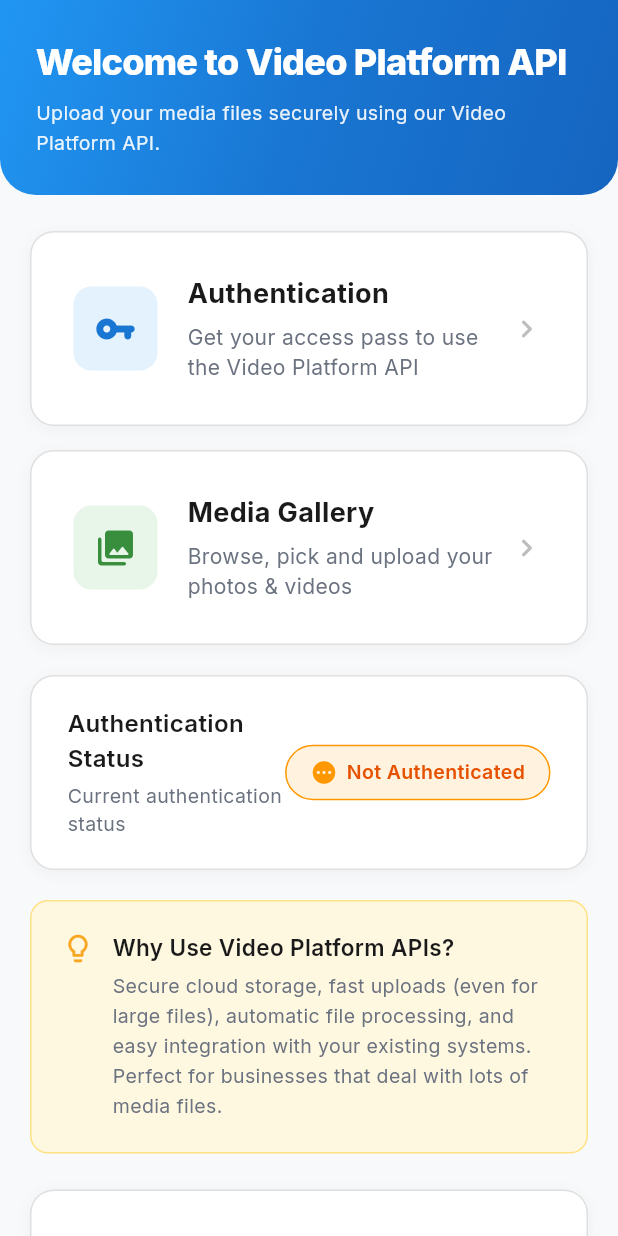
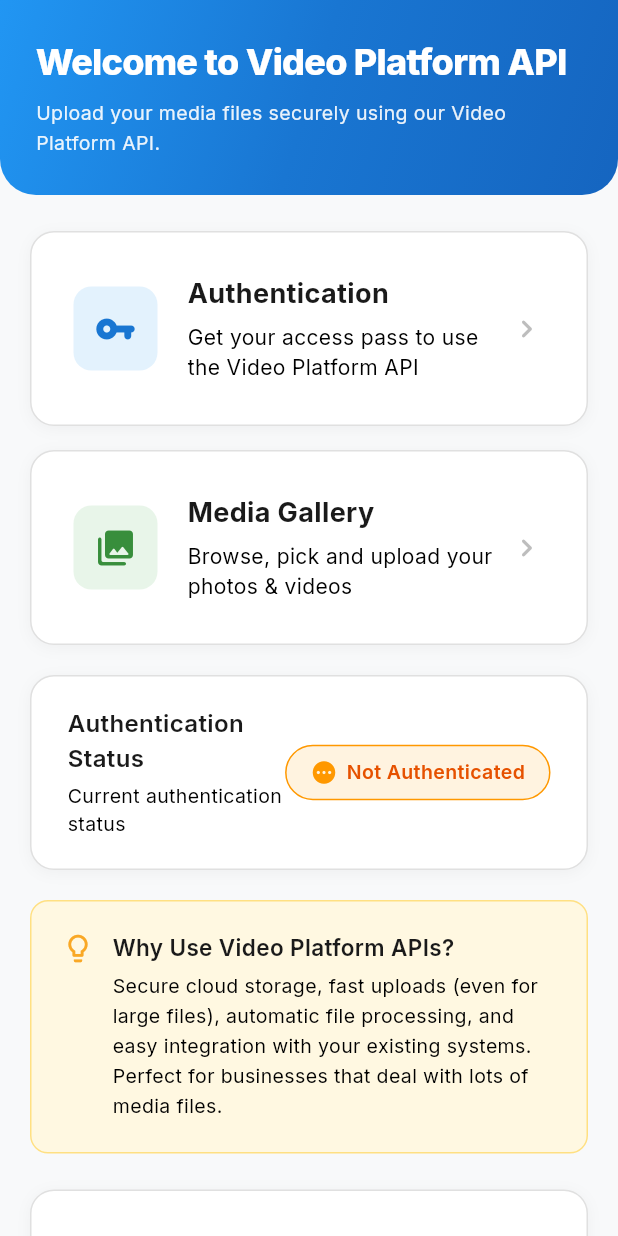
Before and after one commit to 5Exceptions-Mobile-Team/TruVideo__api, a Flutter app: the screen it shows after launch, on a phone screen of 412 x 824 dp. Run offline on Flutter 3.47's test engine with Material 3 defaults, Android fonts, the light colour scheme and no system bars; our stand-ins replace audioplayers, chewie, connectivity_plus, device_info_plus, dio, file_picker and 11 more; missing offline and left inert: dart:html, image_size_getter, video_compress, video_thumbnail; accounts and stored records are empty.

Commit message:
Initial version

```diff
--- a/lib/core/resourses/pallet.dart
+++ b/lib/core/resourses/pallet.dart
@@ -20,19 +20,28 @@ class Pallet {
   static const Color glassWhite = Color(0xE6FFFFFF); // 90% White for cards
   static const Color glassWhiteHigh = Color(0xF5FFFFFF); // 96% White
   static const Color glassBorder = Color(0x1A000000); // 10% Black border
-  static const Color glassWhiteLow = Color(0x80000000); // 50% Black for subtle backgrounds
+  static const Color glassWhiteLow = Color(
+    0x80000000,
+  ); // 50% Black for subtle backgrounds
 
   // Text Colors (High Contrast for Light Mode)
   static const Color textMain = Color(0xFF0F172A); // Slate 900
   static const Color textPrimary = textMain; // Alias for textMain
   static const Color textSecondary = Color(0xFF64748B); // Slate 500
+  static const Color textBlack = Colors.black;
   static const Color whiteColor = Colors.white;
   static const Color greyColor = Color(0xFF94A3B8); // Slate 400
 
   // Card and Surface Colors (with light tints)
-  static const Color cardBackground = Color(0xFFFAFBFC); // Very light blue-gray tint
-  static const Color cardBackgroundSubtle = Color(0xFFF5F7FA); // Light blue-gray
-  static const Color cardBackgroundAlt = Color(0xFFF8F9FB); // Alternative light tint
+  static const Color cardBackground = Color(
+    0xFFFAFBFC,
+  ); // Very light blue-gray tint
+  static const Color cardBackgroundSubtle = Color(
+    0xFFF5F7FA,
+  ); // Light blue-gray
+  static const Color cardBackgroundAlt = Color(
+    0xFFF8F9FB,
+  ); // Alternative light tint
   static const Color surfaceColor = Color(0xFFF1F5F9); // Slate 100
 
   // Functional
--- /dev/null
+++ b/lib/core/utils/app_text_styles.dart
@@ -0,0 +1,64 @@
+import 'package:flutter/material.dart';
+import 'package:google_fonts/google_fonts.dart';
+import 'package:media_upload_sample_app/core/resourses/pallet.dart';
+
+/// Common text styles for descriptive/explanation text throughout the app.
+/// All styles use black color (Pallet.textPrimary) instead of grey.
+class AppTextStyles {
+  AppTextStyles._(); // Private constructor to prevent instantiation
+
+  /// Extra small body text - fontSize 11
+  /// Used for very small descriptive text, helper text, tooltips
+  static TextStyle bodyExtraSmall({double? height, FontWeight? fontWeight}) {
+    return GoogleFonts.inter(
+      fontSize: 11,
+      color: Pallet.textBlack,
+      height: height,
+      fontWeight: fontWeight ?? FontWeight.normal,
+    );
+  }
+
+  /// Small body text - fontSize 12
+  /// Used for small descriptive text, captions, helper text
+  static TextStyle bodySmall({double? height, FontWeight? fontWeight}) {
+    return GoogleFonts.inter(
+      fontSize: 12,
+      color: Pallet.textBlack,
+      height: height,
+      fontWeight: fontWeight ?? FontWeight.normal,
+    );
+  }
+
+  /// Medium body text - fontSize 13
+  /// Used for standard descriptive text, explanations
+  static TextStyle bodyMedium({double? height, FontWeight? fontWeight}) {
+    return GoogleFonts.inter(
+      fontSize: 13,
+      color: Pallet.textBlack,
+      height: height,
+      fontWeight: fontWeight ?? FontWeight.normal,
+    );
+  }
+
+  /// Large body text - fontSize 14
+  /// Used for larger descriptive text, detailed explanations
+  static TextStyle bodyLarge({double? height, FontWeight? fontWeight}) {
+    return GoogleFonts.inter(
+      fontSize: 14,
+      color: Pallet.textBlack,
+      height: height,
+      fontWeight: fontWeight ?? FontWeight.normal,
+    );
+  }
+
+  /// Extra large body text - fontSize 15
+  /// Used for prominent descriptive text, main explanations
+  static TextStyle bodyXLarge({double? height, FontWeight? fontWeight}) {
+    return GoogleFonts.inter(
+      fontSize: 15,
+      color: Pallet.textBlack,
+      height: height,
+      fontWeight: fontWeight ?? FontWeight.normal,
+    );
+  }
+}
--- a/lib/features/gallery/widgets/media_container.dart
+++ b/lib/features/gallery/widgets/media_container.dart
@@ -260,14 +260,14 @@ class _MediaContainerState extends State<MediaContainer> {
                                 children: [
                                   Icon(
                                     _getTypeIcon(),
-                                    size: 12,
+                                    size: type == 'Document' ? 10 : 12,
                                     color: Colors.white,
                                   ),
                                   const SizedBox(width: 4),
                                   Text(
                                     type,
                                     style: GoogleFonts.inter(
-                                      fontSize: 11,
+                                      fontSize: type == 'Document' ? 10 : 11,
                                       fontWeight: FontWeight.w600,
                                       color: Colors.white,
                                     ),
--- a/lib/features/home/views/home_screen.dart
+++ b/lib/features/home/views/home_screen.dart
@@ -1,6 +1,7 @@
 import 'package:flutter/material.dart';
 import 'package:get/get.dart';
 import 'package:google_fonts/google_fonts.dart';
+import 'package:media_upload_sample_app/core/utils/app_text_styles.dart';
 import 'package:media_upload_sample_app/features/auth/views/auth_screen.dart';
 import 'package:media_upload_sample_app/features/common/widgets/authentication_required_dialog.dart';
 import 'package:media_upload_sample_app/features/gallery/views/gallery_screen.dart';
@@ -191,10 +192,7 @@ class _HomeScreenState extends State<HomeScreen> {
                   const SizedBox(height: 4),
                   Text(
                     'Current authentication status',
-                    style: GoogleFonts.inter(
-                      fontSize: 13,
-                      color: const Color(0xFF6B7280),
-                    ),
+                    style: AppTextStyles.bodyMedium(),
                   ),
                 ],
               ),
@@ -279,11 +277,7 @@ class _HomeScreenState extends State<HomeScreen> {
                 const SizedBox(height: 6),
                 Text(
                   'Secure cloud storage, fast uploads (even for large files), automatic file processing, and easy integration with your existing systems. Perfect for businesses that deal with lots of media files.',
-                  style: GoogleFonts.inter(
-                    fontSize: 13,
-                    color: const Color(0xFF6B7280),
-                    height: 1.5,
-                  ),
+                  style: AppTextStyles.bodyMedium(height: 1.5),
                 ),
               ],
             ),
@@ -399,11 +393,7 @@ class _HomeScreenState extends State<HomeScreen> {
                       isAuth
                           ? 'Get your access pass to use the Video Platform API'
                           : 'Browse, pick and upload your photos & videos',
-                      style: GoogleFonts.inter(
-                        fontSize: 14,
-                        color: const Color(0xFF6B7280),
-                        height: 1.4,
-                      ),
+                      style: AppTextStyles.bodyLarge(height: 1.4),
                     ),
                   ],
                 ),
@@ -469,11 +459,7 @@ class _HomeScreenState extends State<HomeScreen> {
             'This app demonstrates how the Video Platform API works for uploading media files to the cloud. '
             'Whether you\'re a business owner, developer, or just curious! '
             'Simply follow the steps below to experience how easy it is to securely upload and manage your media files.',
-            style: GoogleFonts.inter(
-              fontSize: 15,
-              color: const Color(0xFF6B7280),
-              height: 1.6,
-            ),
+            style: AppTextStyles.bodyXLarge(height: 1.6),
           ),
           const SizedBox(height: 28),
 
@@ -587,14 +573,7 @@ class _HomeScreenState extends State<HomeScreen> {
                 ),
               ),
               const SizedBox(height: 6),
-              Text(
-                description,
-                style: GoogleFonts.inter(
-                  fontSize: 14,
-                  color: const Color(0xFF343537),
-                  height: 1.5,
-                ),
-              ),
+              Text(description, style: AppTextStyles.bodyLarge(height: 1.5)),
             ],
           ),
         ),
--- a/lib/features/media_upload/widgets/file_details_container.dart
+++ b/lib/features/media_upload/widgets/file_details_container.dart
@@ -3,6 +3,7 @@ import 'package:flutter/material.dart';
 import 'package:get/get.dart';
 import 'package:google_fonts/google_fonts.dart';
 import 'package:media_upload_sample_app/core/resourses/pallet.dart';
+import 'package:media_upload_sample_app/core/utils/app_text_styles.dart';
 import 'package:media_upload_sample_app/core/services/web_media_storage_service.dart';
 import 'package:media_upload_sample_app/features/gallery/controller/gallery_controller.dart';
 import 'package:media_upload_sample_app/features/media_upload/controller/media_upload_controller.dart';
@@ -147,7 +148,7 @@ class FileDetailsContainer extends StatelessWidget {
           width: 80,
           child: Text(
             label,
-            style: GoogleFonts.inter(fontSize: 13, color: Pallet.textSecondary),
+            style: AppTextStyles.bodyMedium(),
           ),
         ),
         Expanded(
--- a/lib/features/media_upload/widgets/media_preview_section.dart
+++ b/lib/features/media_upload/widgets/media_preview_section.dart
@@ -4,6 +4,7 @@ import 'package:flutter/material.dart';
 import 'package:get/get.dart';
 import 'package:google_fonts/google_fonts.dart';
 import 'package:media_upload_sample_app/core/resourses/pallet.dart';
+import 'package:media_upload_sample_app/core/utils/app_text_styles.dart';
 import 'package:media_upload_sample_app/core/services/web_media_storage_service.dart';
 import 'package:media_upload_sample_app/features/gallery/controller/gallery_controller.dart';
 import 'package:media_upload_sample_app/features/media_upload/controller/media_upload_controller.dart';
@@ -441,10 +442,7 @@ class MediaPreviewSection extends StatelessWidget {
       children: [
         SizedBox(
           width: 80,
-          child: Text(
-            label,
-            style: GoogleFonts.inter(fontSize: 13, color: Pallet.textSecondary),
-          ),
+          child: Text(label, style: AppTextStyles.bodyMedium()),
         ),
         Expanded(
           child: Text(
--- a/lib/main.dart
+++ b/lib/main.dart
@@ -53,7 +53,7 @@ class MyApp extends StatelessWidget {
   Widget build(BuildContext context) {
     return GetMaterialApp(
       debugShowCheckedModeBanner: false,
-      title: 'Media Upload Sample App',
+      title: 'Video Platform Demo',
       theme: AppTheme.darkTheme,
       home: const SplashScreen(),
     );
--- a/pubspec.yaml
+++ b/pubspec.yaml
@@ -16,7 +16,7 @@ publish_to: 'none' # Remove this line if you wish to publish to pub.dev
 # https://developer.apple.com/library/archive/documentation/General/Reference/InfoPlistKeyReference/Articles/CoreFoundationKeys.html
 # In Windows, build-name is used as the major, minor, and patch parts
 # of the product and file versions while build-number is used as the build suffix.
-version: 1.0.0+1
+version: 1.0.1+2
 
 environment:
   sdk: ^3.10.1
@@ -61,7 +61,6 @@ dependencies:
   media_info: ^0.12.0+2
 #  flutter_file_info: ^0.3.0
   video_thumbnail: ^0.5.6
-  get_thumbnail_video: ^0.7.3
   fluttertoast:
   uuid:
   flutter_slidable:
```
Also changed, not shown: lib/features/auth/widgets/interactive_api_console.dart (+6 -20 lines), lib/features/auth/widgets/parameter_description_card.dart (+7 -31 lines), lib/features/gallery/controller/gallery_controller.dart (+107 -40 lines), lib/features/gallery/widgets/ios_file_picker_dialog.dart (added, +131 -0 lines), lib/features/media_upload/widgets/upload_step_description_card.dart (+2 -5 lines), pubspec.lock, 1 other file.
